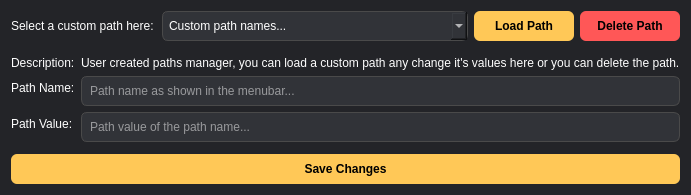
Qt form src/xmluvation/resources/ui/CustomPathsManager.ui (zaricj/XMLuvation) before a commit.
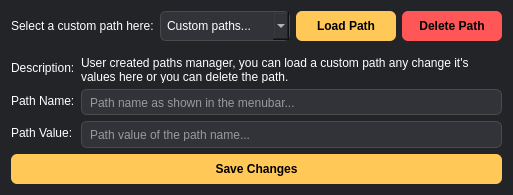
The same form after that commit. Icons and pictures are not drawn.

```diff
--- a/src/xmluvation/resources/ui/CustomPathsManager.ui
+++ b/src/xmluvation/resources/ui/CustomPathsManager.ui
@@ -6,7 +6,7 @@
    <rect>
     <x>0</x>
     <y>0</y>
-    <width>689</width>
+    <width>513</width>
     <height>195</height>
    </rect>
   </property>
@@ -108,7 +108,7 @@
      <item>
       <widget class="QComboBox" name="combobox_path_names">
        <property name="placeholderText">
-        <string>Custom path names...</string>
+        <string notr="true">Custom paths...</string>
        </property>
       </widget>
      </item>
@@ -204,6 +204,9 @@
        <property name="text">
         <string>User created paths manager, you can load a custom path any change it's values here or you can delete the path.</string>
        </property>
+       <property name="wordWrap">
+        <bool>true</bool>
+       </property>
        <property name="margin">
         <number>0</number>
        </property>
```
